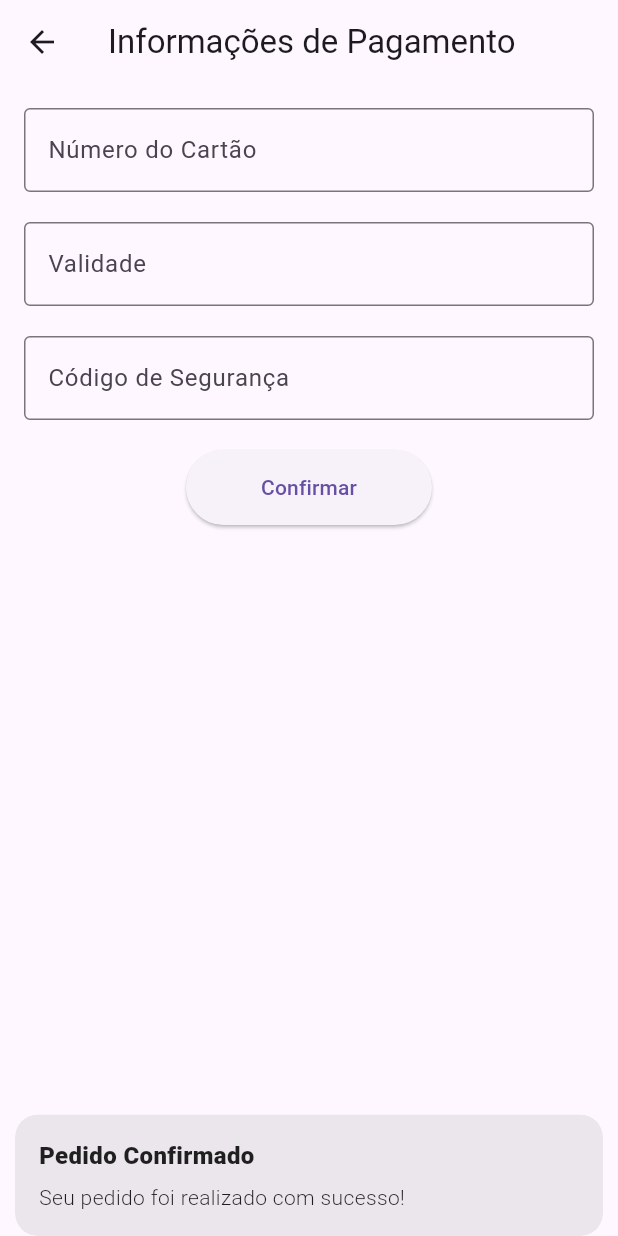
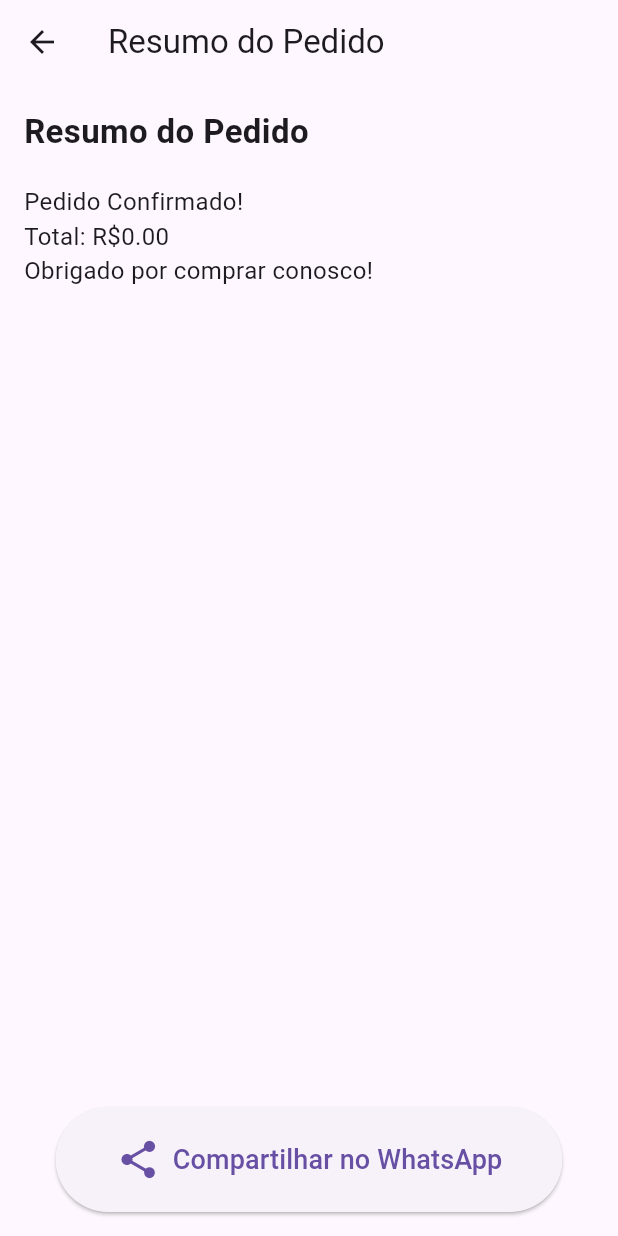
Before and after one commit to Patrickaalves/patrick-comidas-flutter, a Flutter app: the payment_page screen opened by its route, after a tap on "Confirmar", on a phone screen of 412 x 824 dp. Run offline on Flutter 3.47's test engine with Material 3 defaults, Android fonts, the phone set to English and light mode, and no system bars; our stand-ins replace get.

Commit message:
Finalizando construçao

```diff
--- a/lib/routes/app_routes.dart
+++ b/lib/routes/app_routes.dart
@@ -3,12 +3,17 @@ import '../views/menu_page.dart';
 import '../views/cart_page.dart';
 import '../views/address_page.dart';
 import '../views/payment_page.dart';
+import '../views/order_summary_page.dart';
 
 class AppRoutes {
   static final routes = [
-    GetPage(name: '/', page: () => MenuPage()),
-    GetPage(name: '/cart', page: () => CartPage()),
+    GetPage(name: '/', page: () => menu_page()),
+    GetPage(name: '/cart', page: () => cart_page()),
     GetPage(name: '/address', page: () => address_page()),
     GetPage(name: '/payment', page: () => payment_page()),
+    GetPage(
+        name: '/order_summary',
+        page: () => order_summary_page(
+            orderDetails: 'Resumo do pedido')),
   ];
 }
--- a/lib/views/cart_page.dart
+++ b/lib/views/cart_page.dart
@@ -3,7 +3,7 @@ import 'package:flutter_application_1/views/address_page.dart';
 import 'package:get/get.dart';
 import '../controllers/cart_controller.dart';
 
-class CartPage extends StatelessWidget {
+class cart_page extends StatelessWidget {
   final CartController cartController = Get.put(CartController());
 
   @override
--- /dev/null
+++ b/lib/views/order_summary_page.dart
@@ -0,0 +1,64 @@
+import 'package:flutter/material.dart';
+import 'package:url_launcher/url_launcher.dart';
+
+class order_summary_page extends StatelessWidget {
+  final String orderDetails; // Resumo do pedido
+
+  order_summary_page({required this.orderDetails});
+
+  // Número fixo para enviar no WhatsApp
+  final String fixedPhoneNumber = "5547999207282"; // Número fixo
+
+  // Método para abrir o WhatsApp
+  void _openWhatsApp(String message) async {
+    final whatsappUrl =
+        "https://wa.me/$fixedPhoneNumber?text=${Uri.encodeComponent(message)}";
+    if (await canLaunch(whatsappUrl)) {
+      await launch(whatsappUrl);
+    } else {
+      print("WhatsApp não encontrado.");
+    }
+  }
+
+  @override
+  Widget build(BuildContext context) {
+    return Scaffold(
+      appBar: AppBar(
+        title: Text('Resumo do Pedido'),
+      ),
+      body: Padding(
+        padding: const EdgeInsets.all(16.0),
+        child: Column(
+          crossAxisAlignment: CrossAxisAlignment.start,
+          children: [
+            Text(
+              'Resumo do Pedido',
+              style: TextStyle(fontSize: 22, fontWeight: FontWeight.bold),
+            ),
+            SizedBox(height: 20),
+            Text(orderDetails, style: TextStyle(fontSize: 16)),
+            Spacer(),
+            // Botão de Compartilhar no WhatsApp centralizado e maior
+            Center(
+              child: ElevatedButton.icon(
+                onPressed: () {
+                  _openWhatsApp(orderDetails);
+                },
+                icon: Icon(Icons.share, size: 30), // Ícone maior
+                label: Text(
+                  'Compartilhar no WhatsApp',
+                  style: TextStyle(fontSize: 18), // Texto maior
+                ),
+                style: ElevatedButton.styleFrom(
+                  padding: EdgeInsets.symmetric(
+                      horizontal: 40, vertical: 20), // Aumentando o botão
+                  minimumSize: Size(250, 60), // Tamanho mínimo do botão
+                ),
+              ),
+            ),
+          ],
+        ),
+      ),
+    );
+  }
+}
--- a/lib/views/payment_page.dart
+++ b/lib/views/payment_page.dart
@@ -1,7 +1,11 @@
 import 'package:flutter/material.dart';
+import 'package:flutter_application_1/views/order_summary_page.dart';
 import 'package:get/get.dart';
+import '../controllers/cart_controller.dart';
 
 class payment_page extends StatelessWidget {
+  final CartController cartController = Get.find<CartController>();
+
   @override
   Widget build(BuildContext context) {
     return Scaffold(
@@ -35,15 +39,11 @@ class payment_page extends StatelessWidget {
             SizedBox(height: 20),
             ElevatedButton(
               onPressed: () {
-                // Exibir mensagem de sucesso
-                Get.snackbar(
-                  'Pedido Confirmado',
-                  'Seu pedido foi realizado com sucesso!',
-                  snackPosition: SnackPosition.BOTTOM,
-                );
-                // Voltar para a tela inicial ou carrinho
-                Get.offAllNamed(
-                    '/home'); // Substitua '/home' pela rota desejada
+                // Gera os detalhes do pedido dinamicamente
+                final orderDetails = _generateOrderDetails();
+
+                // Navegar para a tela de resumo do pedido com os detalhes reais
+                Get.to(() => order_summary_page(orderDetails: orderDetails));
               },
               child: Text('Confirmar'),
               style: ElevatedButton.styleFrom(
@@ -55,4 +55,18 @@ class payment_page extends StatelessWidget {
       ),
     );
   }
+
+  /// Gera os detalhes do pedido com base nos itens do carrinho
+  String _generateOrderDetails() {
+    final items = cartController.cartItems;
+    final totalPrice = cartController.totalPrice;
+
+    String details = 'Pedido Confirmado!\n';
+    for (var item in items) {
+      details += '- ${item.name}: R\$${item.price.toStringAsFixed(2)}\n';
+    }
+    details += 'Total: R\$${totalPrice.toStringAsFixed(2)}\n';
+    details += 'Obrigado por comprar conosco!';
+    return details;
+  }
 }
```
Also changed, not shown: lib/controllers/food_controller.dart (+36 -7 lines), lib/views/food_card.dart (+21 -6 lines), lib/views/menu_page.dart (+7 -6 lines), pubspec.yaml (+1 -70 lines), pubspec.lock.
